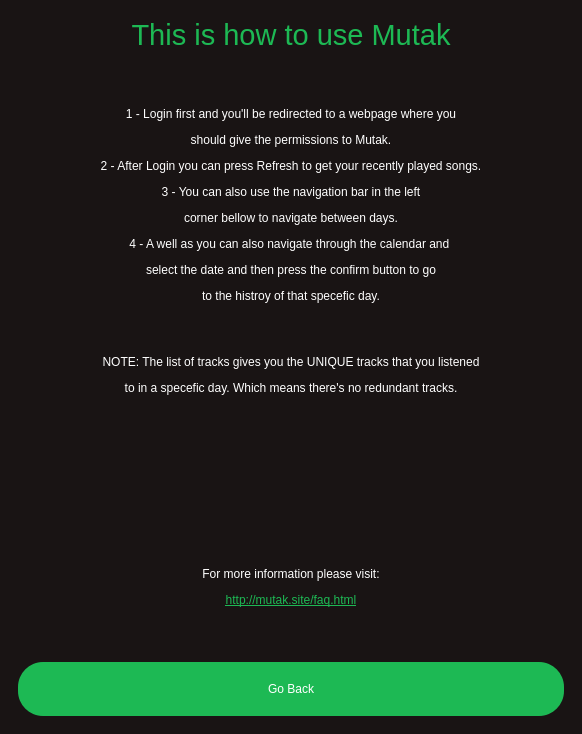
Old version of the form mutak/mainwindow.ui in the repository ahmed-debbech/mutak.
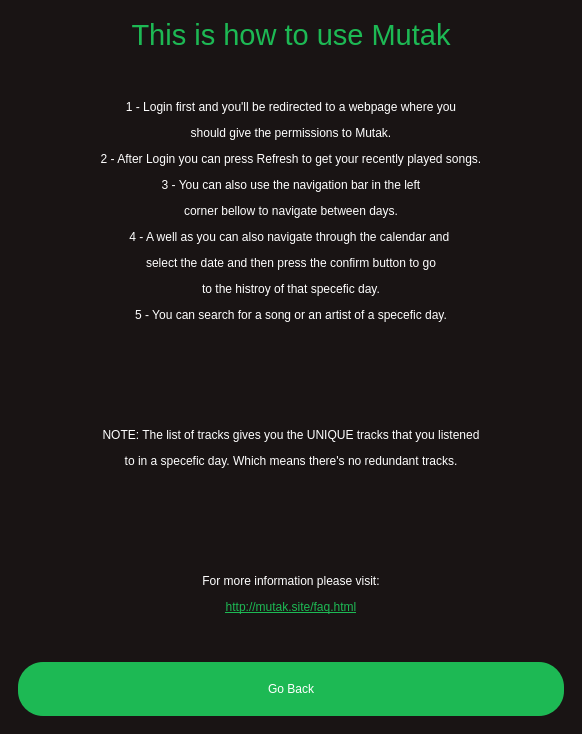
New version of the form. The open tabs and pages were chosen to show the change.

Commit message: Add signal and slot for search and fix the navigation between menu bars:

```diff
--- a/mutak/mainwindow.ui
+++ b/mutak/mainwindow.ui
@@ -1369,7 +1369,7 @@
 </string>
           </property>
           <property name="text">
-           <string>&lt;html&gt;&lt;head/&gt;&lt;body&gt;&lt;p align=&quot;center&quot;&gt;1 - Login first and you'll be redirected to a webpage where you&lt;/p&gt;&lt;p align=&quot;center&quot;&gt;should give the permissions to Mutak.&lt;/p&gt;&lt;p align=&quot;center&quot;&gt;2 - After Login you can press Refresh to get your recently played songs.&lt;/p&gt;&lt;p align=&quot;center&quot;&gt;3 - You can also use the navigation bar in the left&lt;/p&gt;&lt;p align=&quot;center&quot;&gt;corner bellow to navigate between days.&lt;/p&gt;&lt;p align=&quot;center&quot;&gt;4 - A well as you can also navigate through the calendar and &lt;/p&gt;&lt;p align=&quot;center&quot;&gt;select the date and then press the confirm button to go&lt;/p&gt;&lt;p align=&quot;center&quot;&gt;to the histroy of that specefic day.&lt;/p&gt;&lt;p align=&quot;center&quot;&gt;&lt;br/&gt;&lt;/p&gt;&lt;p align=&quot;center&quot;&gt;NOTE: The list of tracks gives you the UNIQUE tracks that you listened&lt;/p&gt;&lt;p align=&quot;center&quot;&gt;to in a specefic day. Which means there's no redundant tracks.&lt;/p&gt;&lt;p align=&quot;center&quot;&gt;&lt;br/&gt;&lt;/p&gt;&lt;p align=&quot;center&quot;&gt;&lt;br/&gt;&lt;/p&gt;&lt;p align=&quot;center&quot;&gt;&lt;br/&gt;&lt;/p&gt;&lt;p align=&quot;center&quot;&gt;&lt;br/&gt;&lt;/p&gt;&lt;p align=&quot;center&quot;&gt;For more information please visit:&lt;/p&gt;&lt;p align=&quot;center&quot;&gt;&lt;a href=&quot;http://mutak.site/faq.html&quot;&gt;&lt;span style=&quot; text-decoration: underline; color:#1db954;&quot;&gt;http://mutak.site/faq.html&lt;/span&gt;&lt;/a&gt;&lt;/p&gt;&lt;/body&gt;&lt;/html&gt;</string>
+           <string>&lt;html&gt;&lt;head/&gt;&lt;body&gt;&lt;p align=&quot;center&quot;&gt;1 - Login first and you'll be redirected to a webpage where you&lt;/p&gt;&lt;p align=&quot;center&quot;&gt;should give the permissions to Mutak.&lt;/p&gt;&lt;p align=&quot;center&quot;&gt;2 - After Login you can press Refresh to get your recently played songs.&lt;/p&gt;&lt;p align=&quot;center&quot;&gt;3 - You can also use the navigation bar in the left&lt;/p&gt;&lt;p align=&quot;center&quot;&gt;corner bellow to navigate between days.&lt;/p&gt;&lt;p align=&quot;center&quot;&gt;4 - A well as you can also navigate through the calendar and &lt;/p&gt;&lt;p align=&quot;center&quot;&gt;select the date and then press the confirm button to go&lt;/p&gt;&lt;p align=&quot;center&quot;&gt;to the histroy of that specefic day.&lt;/p&gt;&lt;p align=&quot;center&quot;&gt;5 - You can search for a song or an artist of a specefic day.&lt;br/&gt;&lt;/p&gt;&lt;p align=&quot;center&quot;&gt;&lt;br/&gt;&lt;/p&gt;&lt;p align=&quot;center&quot;&gt;&lt;br/&gt;&lt;/p&gt;&lt;p align=&quot;center&quot;&gt;NOTE: The list of tracks gives you the UNIQUE tracks that you listened&lt;/p&gt;&lt;p align=&quot;center&quot;&gt;to in a specefic day. Which means there's no redundant tracks.&lt;/p&gt;&lt;p align=&quot;center&quot;&gt;&lt;br/&gt;&lt;/p&gt;&lt;p align=&quot;center&quot;&gt;&lt;br/&gt;&lt;br/&gt;&lt;/p&gt;&lt;p align=&quot;center&quot;&gt;For more information please visit:&lt;/p&gt;&lt;p align=&quot;center&quot;&gt;&lt;a href=&quot;http://mutak.site/faq.html&quot;&gt;&lt;span style=&quot; text-decoration: underline; color:#1db954;&quot;&gt;http://mutak.site/faq.html&lt;/span&gt;&lt;/a&gt;&lt;/p&gt;&lt;/body&gt;&lt;/html&gt;</string>
           </property>
          </widget>
         </item>
```
Left out of the diff: 5 changed lines with no effect on the pictures. The commit also changes 4 other files.
